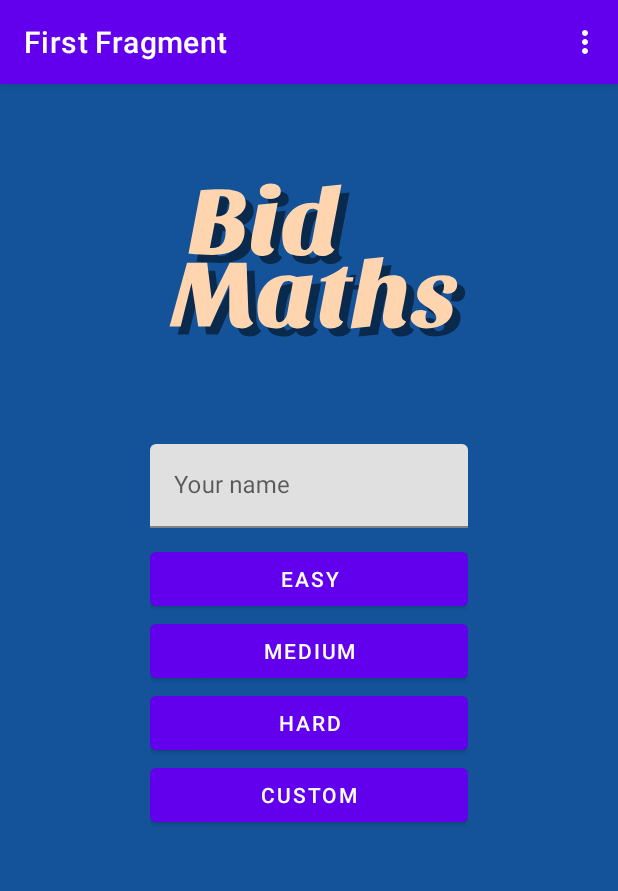
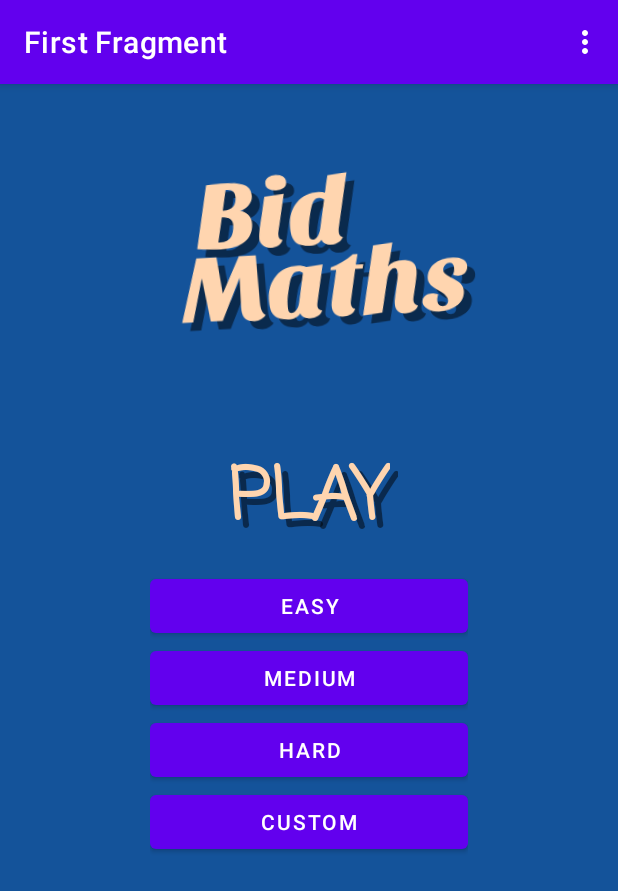
Before and after one commit to Traben-0/Bidma-th-s, an Android app: the screen it shows after launch (MainActivity), in the options menu, after a tap on "Settings", on a phone screen of 412 x 824 dp. Shown: the top 891 px of the screen. Run offline under Robolectric (Android 15) with nearby library versions, the phone set to English and light mode, and no system bars; our stand-ins replace navigation-ui.

Commit message:
gameplay loop framework added

```diff
--- a/app/build.gradle
+++ b/app/build.gradle
@@ -1,6 +1,7 @@
 plugins {
     id 'com.android.application'
     id 'org.jetbrains.kotlin.android'
+    id'androidx.navigation.safeargs.kotlin'
 }
 
 android {
@@ -35,7 +36,12 @@ android {
     }
 }
 
+
+
 dependencies {
+
+
+   // implementation "androidx.navigation:navigation-safe-args-gradle-plugin:2.5.3"
 
     implementation 'androidx.core:core-ktx:1.7.0'
     implementation 'androidx.appcompat:appcompat:1.6.1'
--- a/app/src/main/java/com/traben/bidmaths/ActivityFragment.kt
+++ b/app/src/main/java/com/traben/bidmaths/ActivityFragment.kt
@@ -1,13 +1,18 @@
 package com.traben.bidmaths
 
+import android.content.Context
+import android.content.SharedPreferences
 import android.os.Bundle
-import androidx.fragment.app.Fragment
 import android.view.LayoutInflater
 import android.view.View
 import android.view.ViewGroup
+import androidx.activity.addCallback
+import androidx.fragment.app.Fragment
 import androidx.navigation.fragment.findNavController
+import androidx.navigation.fragment.navArgs
 import com.traben.bidmaths.databinding.FragmentActivityBinding
 import com.traben.bidmaths.maths.ParsedMathEquation
+
 
 /**
  * A simple [Fragment] subclass as the second destination in the navigation.
@@ -20,6 +25,9 @@ class ActivityFragment : Fragment() {
     // onDestroyView.
     private val binding get() = _binding!!
 
+
+    val args: ActivityFragmentArgs by navArgs()
+
     override fun onCreateView(
         inflater: LayoutInflater, container: ViewGroup?,
         savedInstanceState: Bundle?
@@ -28,13 +36,33 @@ class ActivityFragment : Fragment() {
         _binding = FragmentActivityBinding.inflate(inflater, container, false)
 
 
+        if(MathGame.currentMathGame != null ) {
+            if (MathGame.currentMathGame!!.isGameFinished(args.gameIteration)) {
+                //game over
+                binding.buttonFirst.text = MathGame.currentMathGame!!.gameResults()
+                binding.buttonFirst.isEnabled = true
+                binding.buttonFirst.setOnClickListener {
+                    findNavController().navigate(R.id.action_SecondFragment_to_FirstFragment)
+                }
+            }else{
+                //game is still in progress
+                equation = MathGame.currentMathGame!!.getEquation(args.gameIteration)
 
-        equation = ParsedMathEquation.createRandomExpression(3)
-        binding.content.removeAllViews()
-        binding.content.addView(context?.let { equation.getAsView(it) })
+                equation.completeAction = {
+                    binding.buttonFirst.isEnabled = true
+                    binding.buttonFirst.text = if(MathGame.currentMathGame!!.isLastGame(args.gameIteration)) "Finish" else "Next"
+                }
 
-        binding.buttonFirst.text = equation.toStringPretty()
+                binding.content.removeAllViews()
+                binding.content.addView(context?.let { equation.getAsView(it) })
 
+                binding.buttonFirst.isEnabled = false
+                binding.buttonFirst.text = "Game ${args.gameIteration+1} / ${MathGame.currentMathGame!!.equations.size}"
+            }
+        }else{
+            //error
+            findNavController().navigate(R.id.action_SecondFragment_to_FirstFragment)
+        }
         return binding.root
 
     }
@@ -45,7 +73,12 @@ class ActivityFragment : Fragment() {
         super.onViewCreated(view, savedInstanceState)
 
         binding.buttonFirst.setOnClickListener {
-            findNavController().navigate(R.id.action_SecondFragment_to_FirstFragment)
+            val action =  ActivityFragmentDirections.actionSecondFragmentSelf(
+                gameIteration = args.gameIteration+1)
+
+            findNavController().navigate(action)
+            //findNavController().navigate(R.id.action_SecondFragment_self,
+
         }
     }
 
--- a/app/src/main/java/com/traben/bidmaths/LandingFragment.kt
+++ b/app/src/main/java/com/traben/bidmaths/LandingFragment.kt
@@ -1,12 +1,18 @@
 package com.traben.bidmaths
 
+import android.content.Context
+import android.content.SharedPreferences
 import android.os.Bundle
 import androidx.fragment.app.Fragment
 import android.view.LayoutInflater
 import android.view.View
 import android.view.ViewGroup
+import android.view.animation.AnimationUtils
+import androidx.fragment.app.FragmentActivity
+import androidx.navigation.fragment.FragmentNavigator
 import androidx.navigation.fragment.findNavController
 import com.traben.bidmaths.databinding.FragmentLandingBinding
+import com.traben.bidmaths.maths.ParsedMathEquation
 
 /**
  * A simple [Fragment] subclass as the default destination in the navigation.
@@ -25,6 +31,14 @@ class LandingFragment : Fragment() {
     ): View? {
 
         _binding = FragmentLandingBinding.inflate(inflater, container, false)
+
+
+        val animation = AnimationUtils.loadAnimation(context, R.anim.pulse_wobble)
+        val randomDuration = (500..1500).random() // Random duration between 500 and 1500 milliseconds
+        animation.duration = randomDuration.toLong()
+        binding.imageView.startAnimation(animation)
+        binding.imageViewShadow.startAnimation(animation)
+
         return binding.root
 
     }
@@ -32,8 +46,25 @@ class LandingFragment : Fragment() {
     override fun onViewCreated(view: View, savedInstanceState: Bundle?) {
         super.onViewCreated(view, savedInstanceState)
 
+        val sharedPreferences: SharedPreferences? =context?.getSharedPreferences(PREFERENCES, Context.MODE_PRIVATE)
+        val respectLeftToRight : Boolean = sharedPreferences?.getBoolean(LEFT_TO_RIGHT_KEY,false) ?: false
+        //equation = ParsedMathEquation.createRandomExpression(3,respectLeftToRight)
+
+
         binding.easyButton.setOnClickListener {
-            findNavController().navigate(R.id.action_FirstFragment_to_SecondFragment)
+            MathGame.loadEasyGame(respectLeftToRight)
+            val action =  LandingFragmentDirections.actionStartGame(gameIteration = 0)
+            findNavController().navigate(action)
+        }
+        binding.mediumButton.setOnClickListener {
+            MathGame.loadMediumGame(respectLeftToRight)
+            val action =  LandingFragmentDirections.actionStartGame(gameIteration = 0)
+            findNavController().navigate(action)
+        }
+        binding.hardButton.setOnClickListener {
+            MathGame.loadHardGame(respectLeftToRight)
+            val action =  LandingFragmentDirections.actionStartGame(gameIteration = 0)
+            findNavController().navigate(action)
         }
     }
 
--- a/app/src/main/java/com/traben/bidmaths/MainActivity.kt
+++ b/app/src/main/java/com/traben/bidmaths/MainActivity.kt
@@ -11,10 +11,14 @@ import android.view.Menu
 import android.view.MenuItem
 import com.traben.bidmaths.databinding.ActivityMainBinding
 
+
+val PREFERENCES = "bidmaths_settings"
+val LEFT_TO_RIGHT_KEY = "respect_left_to_right"
 class MainActivity : AppCompatActivity() {
 
     private lateinit var appBarConfiguration: AppBarConfiguration
     private lateinit var binding: ActivityMainBinding
+
 
     override fun onCreate(savedInstanceState: Bundle?) {
         super.onCreate(savedInstanceState)
@@ -26,6 +30,7 @@ class MainActivity : AppCompatActivity() {
 
         val navController = findNavController(R.id.nav_host_fragment_content_main)
         appBarConfiguration = AppBarConfiguration(navController.graph)
+
         setupActionBarWithNavController(navController, appBarConfiguration)
 
 //        binding.fab.setOnClickListener { view ->
@@ -55,4 +60,6 @@ class MainActivity : AppCompatActivity() {
         return navController.navigateUp(appBarConfiguration)
                 || super.onSupportNavigateUp()
     }
+
+
 }
--- /dev/null
+++ b/app/src/main/java/com/traben/bidmaths/MathGame.kt
@@ -0,0 +1,60 @@
+package com.traben.bidmaths
+
+import com.traben.bidmaths.maths.ParsedMathEquation
+
+class MathGame(val equations : List<ParsedMathEquation>) : java.io.Serializable {
+
+
+    fun getEquation(index: Int) : ParsedMathEquation{
+        return equations[index]
+    }
+
+    fun isGameFinished(iteration: Int) : Boolean{
+        return equations.size <= iteration
+    }
+
+    fun isLastGame(iteration: Int) : Boolean{
+        return equations.size-1 == iteration
+    }
+
+    fun gameResults() : String{
+        var count = 0
+        for (equation in equations)
+            count += equation.timesAnsweredWrong
+
+        return "failed $count times in ${equations.size} equations"
+    }
+
+    companion object{
+        fun loadEasyGame(respectLeftToRight : Boolean){
+            val equationsForGame = mutableListOf<ParsedMathEquation>()
+            for(i in 0..3) {
+                equationsForGame.add(ParsedMathEquation.createRandomExpression(i/3, respectLeftToRight))
+            }
+            currentMathGame = MathGame(equationsForGame)
+        }
+
+        fun loadMediumGame(respectLeftToRight : Boolean){
+            val equationsForGame = mutableListOf<ParsedMathEquation>()
+            for(i in 0..10) {
+                equationsForGame.add(ParsedMathEquation.createRandomExpression(i/2, respectLeftToRight))
+            }
+            currentMathGame = MathGame(equationsForGame)
+        }
+
+        fun loadHardGame(respectLeftToRight : Boolean){
+            val equationsForGame = mutableListOf<ParsedMathEquation>()
+            for(i in 0..15) {
+                equationsForGame.add(ParsedMathEquation.createRandomExpression(i, respectLeftToRight))
+            }
+            currentMathGame = MathGame(equationsForGame)
+        }
+
+        var currentMathGame : MathGame? = null
+    }
+
+
+
+
+
+}
--- a/app/src/main/java/com/traben/bidmaths/maths/IMathValue.kt
+++ b/app/src/main/java/com/traben/bidmaths/maths/IMathValue.kt
@@ -4,7 +4,7 @@ import android.content.Context
 import android.view.View
 import android.widget.TextView
 
-interface IMathValue : ParsedMathEquation.IMathComponent {
+interface IMathValue : ParsedMathEquation.IMathComponent, java.io.Serializable {
 
     var isNegative: Boolean
     fun invert()
--- a/app/src/main/java/com/traben/bidmaths/maths/MathBinaryExpressionComponent.kt
+++ b/app/src/main/java/com/traben/bidmaths/maths/MathBinaryExpressionComponent.kt
@@ -18,7 +18,7 @@ class MathBinaryExpressionComponent(
     val valueOne : IMathValue,
     val operator : MathOperator,
     val valueTwo : IMathValue
-    ) : IMathValue {
+    ) : IMathValue, java.io.Serializable {
 
     override var isNegative = false
 
@@ -74,6 +74,7 @@ class MathBinaryExpressionComponent(
                     holder.addView(MathNumber(resolved!!).getAsView(holder.context))
                 }
                 println("done $holder")
+
             }
         }else{
             println("nope")
--- a/app/src/main/java/com/traben/bidmaths/maths/MathNumber.kt
+++ b/app/src/main/java/com/traben/bidmaths/maths/MathNumber.kt
@@ -4,7 +4,7 @@ import android.content.Context
 import android.view.View
 import com.traben.bidmaths.maths.views.MathNumberView
 
-class MathNumber(var number : Double) : IMathValue {
+class MathNumber(var number : Double) : IMathValue, java.io.Serializable {
 
 
     override fun isValid(): Boolean {
--- a/app/src/main/java/com/traben/bidmaths/maths/ParsedMathEquation.kt
+++ b/app/src/main/java/com/traben/bidmaths/maths/ParsedMathEquation.kt
@@ -6,19 +6,28 @@ import android.widget.TextView
 import java.util.*
 
 
-class ParsedMathEquation( val validExpression: MathBinaryExpressionComponent?){
+class ParsedMathEquation( val validExpression: MathBinaryExpressionComponent?, val respectLeftRight : Boolean) : java.io.Serializable{
 
+
+    var timesAnsweredWrong : Int = 0
 
     fun getAnswer() : Double{
         return validExpression?.getValue() ?: Double.NaN
     }
 
+    fun isCompleted():Boolean{
+        return validExpression?.isResolved()?:false
+    }
+
+    var completeAction : () -> Unit = {}
+
     fun isValid() : Boolean {
         return !getAnswer().isNaN()
     }
 
-    //todo possible override
+
     fun isNextOperationThisConsideringLeftToRight(operation : MathBinaryExpressionComponent): Boolean{
+        if (!respectLeftRight) return true
         return operation == getNextOperation()
     }
 
@@ -43,17 +52,17 @@ class ParsedMathEquation( val validExpression: MathBinaryExpressionComponent?){
 
     companion object{
 
-        fun createRandomExpression( difficulty : Int) : ParsedMathEquation{
+        fun createRandomExpression( difficulty : Int, respectLeftRight: Boolean) : ParsedMathEquation{
             val diff = difficulty.coerceAtLeast(1).coerceAtMost(20)
-            val depth = 1//todo this is the primary controller of equation length  1 = perfect balance but could go one higher
-            return  createRandomExpression(diff,depth,1)
+            val depth = 1 + difficulty/5
+            return  createRandomExpression(diff,depth,1, respectLeftRight)
         }
-        private fun createRandomExpression( difficulty : Int,depth : Int, iterations : Int) : ParsedMathEquation{
+        private fun createRandomExpression( difficulty : Int,depth : Int, iterations : Int, respectLeftRight: Boolean) : ParsedMathEquation{
             //max 10 attempts at generating a valid random expression
             if(iterations > 10){
                 // i'm not perfect lets pick from some known good examples as this is hopefully a rare case
                 println("Failed to create random expression 10 times, defaulting to known expressions")
-                return parseExpressionAndPrepare(listOfGoodBackupExpressions.random())
+                return parseExpressionAndPrepare(listOfGoodBackupExpressions.random(), respectLeftRight)
             }
 
             //create a random structured expression
@@ -63,25 +72,25 @@ class ParsedMathEquation( val validExpression: MathBinaryExpressionComponent?){
             generatedButNotValid.hasBrackets=false
             val stringExpression = generatedButNotValid.toString()
 
-            val possiblyValidExpression = parseExpressionAndPrepare(stringExpression)
+            val possiblyValidExpression = parseExpressionAndPrepare(stringExpression, respectLeftRight)
             return if(possiblyValidExpression.isValid()){
                 possiblyValidExpression
             }else{
                 //loop if was invalid
                 println("Failed #$iterations: $stringExpression")
                 //failures are expected as we construct them lazily and could easily have a divide by 0 result in the equation
-                createRandomExpression(difficulty,depth,iterations+1)
+                createRandomExpression(difficulty,depth,iterations+1, respectLeftRight)
             }
         }
 
-        fun parseExpressionAndPrepare(expression : String) : ParsedMathEquation{
+        fun parseExpressionAndPrepare(expression : String, respectLeftRight: Boolean) : ParsedMathEquation{
             if(expression.isBlank()){
-                return ParsedMathEquation(null)
+                return ParsedMathEquation(null,false)
             }
             try {//just in case
                 val parsedResult : IMathValue = parseExpression(expression, false)
                 if(parsedResult.isValid() && parsedResult is MathBinaryExpressionComponent){
-                    return ParsedMathEquation(parsedResult)
+                    return ParsedMathEquation(parsedResult,respectLeftRight)
                 }else {
                     println("FAILED: $parsedResult")
                 }
@@ -89,7 +98,7 @@ class ParsedMathEquation( val validExpression: MathBinaryExpressionComponent?){
                 e.printStackTrace()
                 println("FAILED: ${e.cause}")
             }
-            return ParsedMathEquation(null)
+            return ParsedMathEquation(null,false)
         }
 
 
--- a/app/src/main/java/com/traben/bidmaths/maths/views/MathBinaryExpressionView.kt
+++ b/app/src/main/java/com/traben/bidmaths/maths/views/MathBinaryExpressionView.kt
@@ -70,11 +70,15 @@ class MathBinaryExpressionView (
                                         override fun onAnimationStart(animation: Animation?) {}
                                         override fun onAnimationEnd(animation: Animation?) {
                                                 expression.resolve(thisPointer)
+                                                if(fullExpression.isCompleted()){
+                                                        fullExpression.completeAction.invoke()
+                                                }
                                         }
                                         override fun onAnimationRepeat(animation: Animation?) {}
                                 })
                                 binding.container.startAnimation(animation2)
                         }else{
+                                fullExpression.timesAnsweredWrong++
                                 val animation2 =
                                         AnimationUtils.loadAnimation(context, R.anim.shake)
                                 binding.container.startAnimation(animation2)
--- a/app/src/main/res/layout/fragment_landing.xml
+++ b/app/src/main/res/layout/fragment_landing.xml
@@ -21,6 +21,7 @@
         app:tint="#000000" />
 
 
+
     <ImageView
         android:id="@+id/imageView"
         android:layout_width="wrap_content"
@@ -39,23 +40,53 @@
         app:layout_constraintTop_toBottomOf="@id/imageView"
         >
 
-        <com.google.android.material.textfield.TextInputLayout
-            android:id="@+id/inputLayout"
-            android:layout_width="match_parent"
+<!--        <com.google.android.material.textfield.TextInputLayout-->
+<!--            android:id="@+id/inputLayout"-->
+<!--            android:layout_width="match_parent"-->
+<!--            android:layout_height="wrap_content"-->
+<!--            android:hint="Your name"-->
+<!--            app:layout_constraintEnd_toEndOf="parent"-->
+<!--            app:layout_constraintStart_toStartOf="parent"-->
+<!--            app:layout_constraintTop_toBottomOf="@id/imageView">-->
+
+<!--            <com.google.android.material.textfield.TextInputEditText-->
+<!--                android:id="@+id/nameInput"-->
+<!--                android:layout_width="match_parent"-->
+<!--                android:layout_height="wrap_content" />-->
+
+<!--        </com.google.android.material.textfield.TextInputLayout>-->
+
+        <TextView
+            android:id="@+id/textViewShadow"
+            android:layout_width="wrap_content"
             android:layout_height="wrap_content"
-            android:hint="Your name"
+            android:fontFamily="casual"
+            android:text="Play"
+            android:textAllCaps="true"
+            android:textColor="#000"
+            android:textSize="48dp"
+            android:textStyle="bold"
+            android:typeface="sans"
             app:layout_constraintEnd_toEndOf="parent"
             app:layout_constraintStart_toStartOf="parent"
-            app:layout_constraintTop_toBottomOf="@id/imageView">
-
-            <com.google.android.material.textfield.TextInputEditText
-                android:id="@+id/nameInput"
-                android:layout_width="match_parent"
-                android:layout_height="wrap_content" />
-
-        </com.google.android.material.textfield.TextInputLayout>
-
-
+            app:layout_constraintTop_toTopOf="parent"
+            android:layout_marginStart="10dp"
+            android:layout_marginTop="5dp"
+            android:alpha="0.5"/>
+        <TextView
+            android:id="@+id/textView"
+            android:layout_width="wrap_content"
+            android:layout_height="wrap_content"
+            android:fontFamily="casual"
+            android:text="Play"
+            android:textAllCaps="true"
+            android:textColor="#ffd5af"
+            android:textSize="48dp"
+            android:textStyle="bold"
+            android:typeface="sans"
+            app:layout_constraintEnd_toEndOf="parent"
+            app:layout_constraintStart_toStartOf="parent"
+            app:layout_constraintTop_toTopOf="parent"/>
         <Button
             android:id="@+id/easyButton"
             android:layout_width="match_parent"
@@ -65,7 +96,7 @@
             app:layout_constraintBottom_toTopOf="@id/mediumButton"
             app:layout_constraintEnd_toEndOf="parent"
             app:layout_constraintStart_toStartOf="parent"
-            app:layout_constraintTop_toBottomOf="@id/inputLayout" />
+            app:layout_constraintTop_toBottomOf="@id/textView" />
 
         <Button
             android:id="@+id/mediumButton"
@@ -97,5 +128,7 @@
             app:layout_constraintEnd_toEndOf="parent"
             app:layout_constraintStart_toStartOf="parent"
             app:layout_constraintTop_toBottomOf="@id/mediumButton" />
+
+
     </androidx.constraintlayout.widget.ConstraintLayout>
 </androidx.constraintlayout.widget.ConstraintLayout>
--- a/app/src/main/res/navigation/nav_graph.xml
+++ b/app/src/main/res/navigation/nav_graph.xml
@@ -12,19 +12,36 @@
         tools:layout="@layout/fragment_landing">
 
         <action
-            android:id="@+id/action_FirstFragment_to_SecondFragment"
+            android:id="@+id/action_StartGame"
             app:destination="@id/SecondFragment"
             app:enterAnim="@anim/enter"
-            app:exitAnim="@android:anim/fade_out" />
+            app:exitAnim="@android:anim/fade_out" >
+
+        </action>
     </fragment>
     <fragment
+
         android:id="@+id/SecondFragment"
         android:name="com.traben.bidmaths.ActivityFragment"
         android:label="@string/second_fragment_label"
         tools:layout="@layout/fragment_activity">
+        <argument
+            android:name="gameIteration"
+            app:argType="integer"
+            app:nullable="false"
+            android:defaultValue="0" />
 
         <action
             android:id="@+id/action_SecondFragment_to_FirstFragment"
-            app:destination="@id/FirstFragment" />
+            app:destination="@id/FirstFragment">
+
+        </action>
+        <action
+            android:id="@+id/action_SecondFragment_self"
+            app:destination="@id/SecondFragment"
+            app:popUpTo="@+id/FirstFragment">
+
+        </action>
+
     </fragment>
 </navigation>
```
Also changed, not shown: build.gradle (+9 -0 lines).
